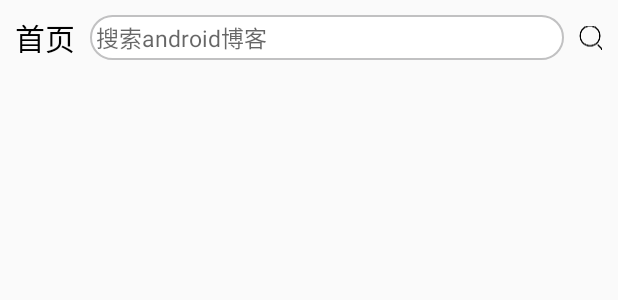
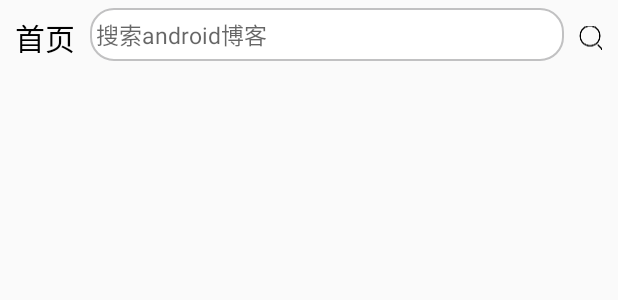
Before and after one commit to WZR-OriginDream/makerandroid, an Android app: the layout title.xml on its own in the app's theme, with its tools: preview values and no code run, on a phone screen of 412 x 824 dp. Shown: the top 300 px of the screen. Run offline under Robolectric (Android 15) with nearby library versions, the phone set to English and light mode, and no system bars.

Commit message:
android更新 初版ok

```diff
--- a/app/src/main/res/layout/title.xml
+++ b/app/src/main/res/layout/title.xml
@@ -17,7 +17,9 @@
         android:id="@+id/editText"
         android:layout_width="200dp"
         android:layout_height="35dp"
-        android:layout_margin="10dp"
+        android:layout_marginTop="5dp"
+        android:layout_marginStart="10dp"
+        android:layout_marginEnd="10dp"
         android:layout_toStartOf="@id/iv_search"
         android:layout_toEndOf="@id/tv_title"
         android:background="@drawable/bg_edit_text"
```
Also changed, not shown: app/src/main/java/com/lipiao/makerandroid/View/Fragment/UserFragment.java (+21 -0 lines), app/src/main/res/layout/user_top_infor.xml (+8 -8 lines), app/src/main/res/mipmap-xxhdpi/iot.jpg (added), app/src/main/res/mipmap-xxhdpi/iot1.jpg (added), app/src/main/res/mipmap-xxhdpi/iot2.jpg (added), app/src/main/res/mipmap-xxhdpi/iot3.jpg (added), app/src/main/res/mipmap-xxhdpi/iot4.jpg (added).
